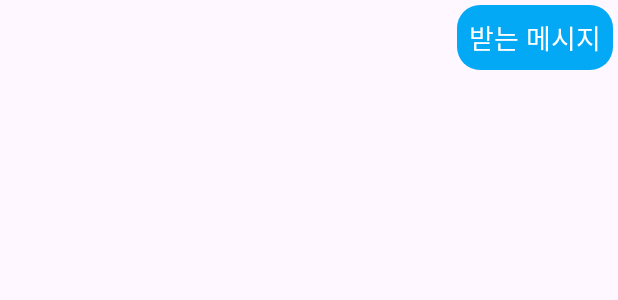
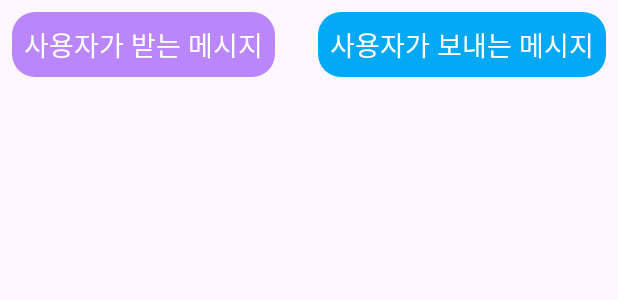
Before and after one commit to Githarold/BartendAiRtist, an Android app: the layout send.xml on its own in the app's theme, with its tools: preview values and no code run, on a phone screen of 412 x 824 dp. Shown: the top 300 px of the screen. Run offline under Robolectric (Android 15) with nearby library versions, the phone set to English and light mode, and no system bars.

Commit message:
feat: 채팅-챗gpt 연동(진행중)

```diff
--- a/project/app/build.gradle.kts
+++ b/project/app/build.gradle.kts
@@ -47,6 +47,7 @@ dependencies {
     implementation(libs.material)
     implementation(libs.androidx.activity)
     implementation(libs.androidx.constraintlayout)
+    implementation(libs.okhttp)
     testImplementation(libs.junit)
     androidTestImplementation(libs.androidx.junit)
     androidTestImplementation(libs.androidx.espresso.core)
--- a/project/app/src/main/res/layout/send.xml
+++ b/project/app/src/main/res/layout/send.xml
@@ -1,16 +1,46 @@
 <?xml version="1.0" encoding="utf-8"?>
 <RelativeLayout xmlns:android="http://schemas.android.com/apk/res/android"
     android:layout_width="match_parent"
-    android:layout_height="wrap_content">
-        <TextView
-            android:id="@+id/send_message_text"
+    android:layout_height="wrap_content"
+    android:padding="8dp">
+
+        <LinearLayout
+            android:id="@+id/received_chat_view"
             android:layout_width="wrap_content"
             android:layout_height="wrap_content"
+            android:layout_marginEnd="80dp"
+            android:background="@drawable/btn_background"
+            android:backgroundTint="@color/lightPurple"
+            android:orientation="horizontal"
+            android:padding="8dp">
+
+                <TextView
+                    android:id="@+id/receivedMsg"
+                    android:layout_width="wrap_content"
+                    android:layout_height="wrap_content"
+                    android:text="사용자가 받는 메시지"
+                    android:textColor="@color/white"
+                    android:textSize="18sp" />
+
+        </LinearLayout>
+
+        <LinearLayout
+            android:layout_width="wrap_content"
+            android:layout_height="wrap_content"
+            android:id="@+id/send_chat_view"
+            android:background="@drawable/btn_background"
+            android:layout_marginStart="80dp"
             android:layout_alignParentEnd="true"
-            android:layout_margin="3dp"
-            android:background="@drawable/btn_background"
-            android:padding="8dp"
-            android:text="받는 메시지"
-            android:textSize="18sp"
-            android:textColor="#FFFFFF"/>
+            android:padding="8dp">
+
+                <TextView
+                    android:layout_width="wrap_content"
+                    android:layout_height="wrap_content"
+                    android:id="@+id/sendMsg"
+                    android:textColor="@color/white"
+                    android:textSize="18sp"
+                    android:text="사용자가 보내는 메시지"/>
+
+        </LinearLayout>
+
 </RelativeLayout>
--- a/project/app/src/main/res/values/colors.xml
+++ b/project/app/src/main/res/values/colors.xml
@@ -2,4 +2,5 @@
 <resources>
     <color name="black">#FF000000</color>
     <color name="white">#FFFFFFFF</color>
+    <color name="lightPurple">#FFBB86FC</color>
 </resources>
--- a/project/gradle/libs.versions.toml
+++ b/project/gradle/libs.versions.toml
@@ -9,6 +9,7 @@ appcompat = "1.6.1"
 material = "1.11.0"
 activity = "1.8.0"
 constraintlayout = "2.1.4"
+okhttp = "5.0.0-alpha.14"
 
 [libraries]
 androidx-core-ktx = { group = "androidx.core", name = "core-ktx", version.ref = "coreKtx" }
@@ -19,6 +20,7 @@ androidx-appcompat = { group = "androidx.appcompat", name = "appcompat", version
 material = { group = "com.google.android.material", name = "material", version.ref = "material" }
 androidx-activity = { group = "androidx.activity", name = "activity", version.ref = "activity" }
 androidx-constraintlayout = { group = "androidx.constraintlayout", name = "constraintlayout", version.ref = "constraintlayout" }
+okhttp = { group = "com.squareup.okhttp3", name = "okhttp", version.ref = "okhttp" }
 
 [plugins]
 androidApplication = { id = "com.android.application", version.ref = "agp" }
```
Also changed, not shown: project/app/src/main/java/com/example/project/Chat.kt (+117 -54 lines), project/app/src/main/java/com/example/project/Message.kt (+14 -4 lines), project/app/src/main/java/com/example/project/MessageAdapter.kt (+22 -26 lines), project/app/src/main/res/layout/activity_chat.xml (+10 -0 lines), 84 other files.
